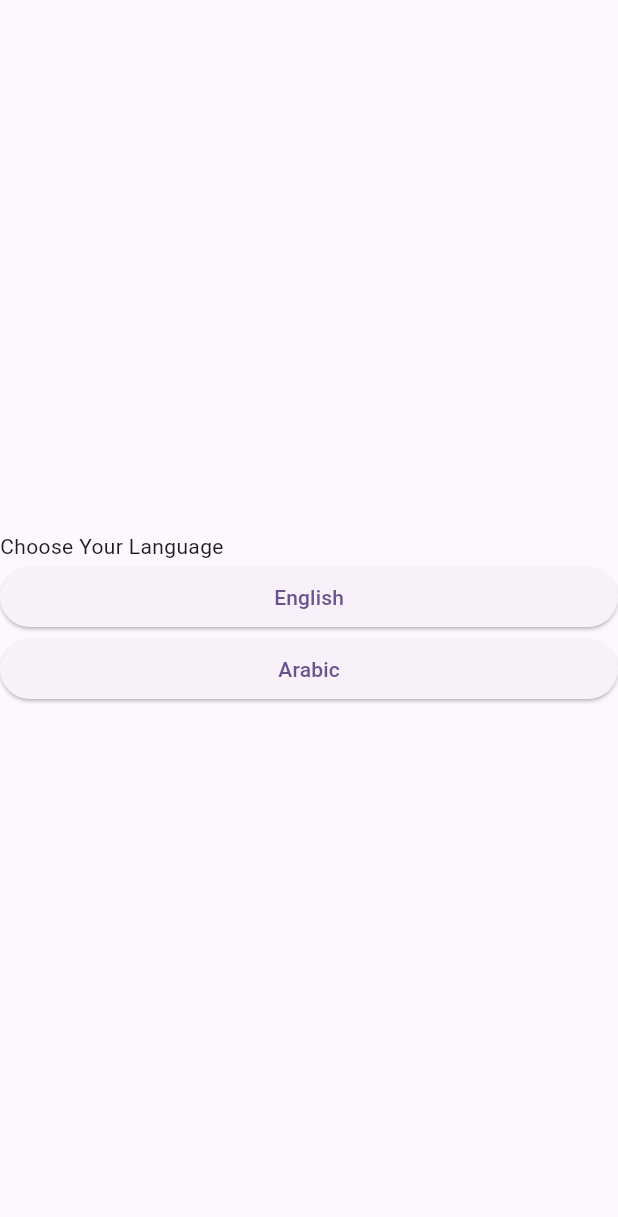
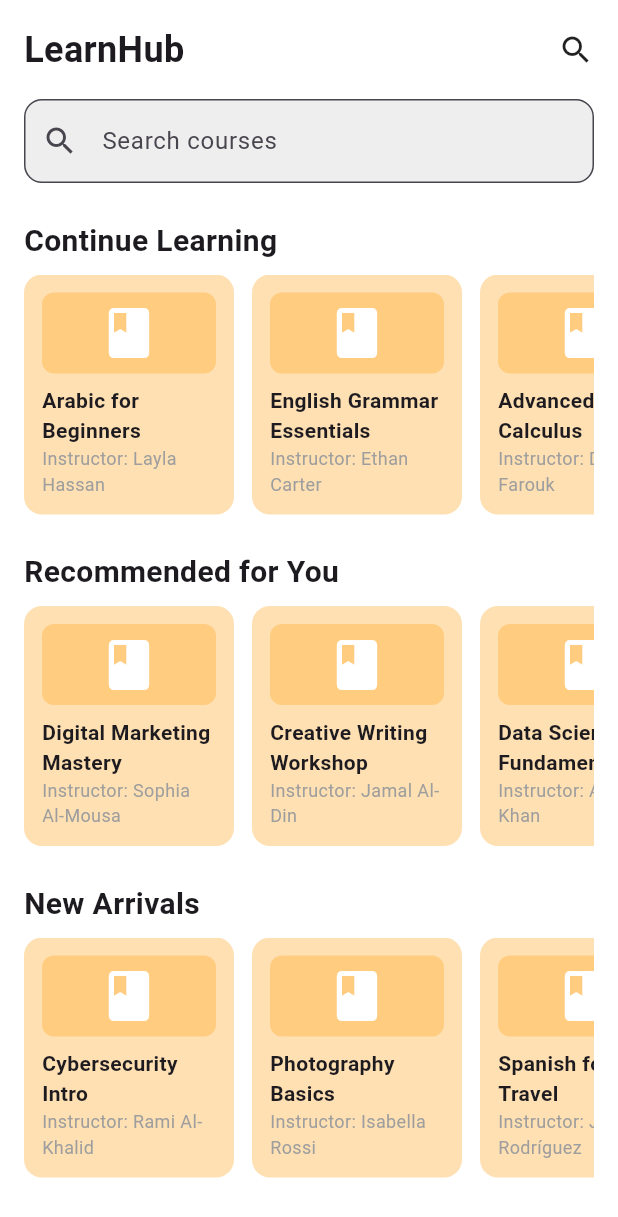
Before and after one commit to Safaa55555/up_skill, a Flutter app: the screen it shows after launch, on a phone screen of 412 x 824 dp. Shown: the top 1217 px of the screen. Run offline on Flutter 3.47's test engine with Material 3 defaults, Android fonts, the phone set to English and light mode, and no system bars.

Commit message:
add courses screen

```diff
--- a/lib/courses_screen.dart
+++ b/lib/courses_screen.dart
@@ -0,0 +1,159 @@
+import 'package:flutter/material.dart';
+
+void main() {
+  runApp(const MaterialApp(
+    debugShowCheckedModeBanner: false,
+    home: LearningHubScreen(),
+  ));
+}
+
+class LearningHubScreen extends StatelessWidget {
+  const LearningHubScreen({super.key});
+
+  @override
+  Widget build(BuildContext context) {
+    return Scaffold(
+      backgroundColor: Colors.white,
+      body: SafeArea(
+        child: ListView(
+          padding: const EdgeInsets.all(16),
+          children: [
+            const Row(
+              mainAxisAlignment: MainAxisAlignment.spaceBetween,
+              children: [
+                Text(
+                  'LearnHub',
+                  style: TextStyle(fontSize: 24, fontWeight: FontWeight.bold),
+                ),
+                Icon(Icons.search),
+              ],
+            ),
+            const SizedBox(height: 16),
+            const SearchBar(),
+            const SizedBox(height: 24),
+            const SectionTitle(title: 'Continue Learning'),
+            const SizedBox(height: 8),
+            CourseHorizontalList(
+              courses: [
+                Course("Arabic for Beginners", "Layla Hassan"),
+                Course("English Grammar Essentials", "Ethan Carter"),
+                Course("Advanced Calculus", "Dr. Omar Farouk"),
+              ],
+            ),
+            const SizedBox(height: 24),
+            const SectionTitle(title: 'Recommended for You'),
+            const SizedBox(height: 8),
+            CourseHorizontalList(
+              courses: [
+                Course("Digital Marketing Mastery", "Sophia Al-Mousa"),
+                Course("Creative Writing Workshop", "Jamal Al-Din"),
+                Course("Data Science Fundamentals", "Aaliyah Khan"),
+              ],
+            ),
+            const SizedBox(height: 24),
+            const SectionTitle(title: 'New Arrivals'),
+            const SizedBox(height: 8),
+            CourseHorizontalList(
+              courses: [
+                Course("Cybersecurity Intro", "Rami Al-Khalid"),
+                Course("Photography Basics", "Isabella Rossi"),
+                Course("Spanish for Travel", "Javier Rodríguez"),
+              ],
+            ),
+          ],
+        ),
+      ),
+    );
+  }
+}
+
+class SearchBar extends StatelessWidget {
+  const SearchBar({super.key});
+
+  @override
+  Widget build(BuildContext context) {
+    return TextField(
+      decoration: InputDecoration(
+        hintText: 'Search courses',
+        prefixIcon: const Icon(Icons.search),
+        border: OutlineInputBorder(borderRadius: BorderRadius.circular(12)),
+        filled: true,
+        fillColor: Colors.grey[200],
+      ),
+    );
+  }
+}
+
+class SectionTitle extends StatelessWidget {
+  final String title;
+  const SectionTitle({required this.title, super.key});
+
+  @override
+  Widget build(BuildContext context) {
+    return Text(
+      title,
+      style: const TextStyle(fontSize: 20, fontWeight: FontWeight.w600),
+    );
+  }
+}
+
+class Course {
+  final String title;
+  final String instructor;
+  Course(this.title, this.instructor);
+}
+
+class CourseHorizontalList extends StatelessWidget {
+  final List<Course> courses;
+
+  const CourseHorizontalList({required this.courses, super.key});
+
+  @override
+  Widget build(BuildContext context) {
+    return SizedBox(
+      height: 160,
+      child: ListView.separated(
+        scrollDirection: Axis.horizontal,
+        itemCount: courses.length,
+        separatorBuilder: (context, _) => const SizedBox(width: 12),
+        itemBuilder: (context, index) {
+          final course = courses[index];
+          return Container(
+            width: 140,
+            decoration: BoxDecoration(
+              color: Colors.orange[100],
+              borderRadius: BorderRadius.circular(12),
+            ),
+            padding: const EdgeInsets.all(12),
+            child: Column(
+              crossAxisAlignment: CrossAxisAlignment.start,
+              children: [
+                Expanded(
+                  child: Container(
+                    width: double.infinity,
+                    decoration: BoxDecoration(
+                      color: Colors.orange[200],
+                      borderRadius: BorderRadius.circular(8),
+                    ),
+                    child: const Icon(Icons.book, size: 40, color: Colors.white),
+                  ),
+                ),
+                const SizedBox(height: 8),
+                Text(
+                  course.title,
+                  style: const TextStyle(fontWeight: FontWeight.bold),
+                  maxLines: 2,
+                  overflow: TextOverflow.ellipsis,
+                ),
+                Text(
+                  "Instructor: ${course.instructor}",
+                  style: const TextStyle(fontSize: 12, color: Colors.grey),
+                ),
+              ],
+            ),
+          );
+        },
+      ),
+    );
+  }
+}
--- a/lib/language_screen.dart
+++ b/lib/language_screen.dart
@@ -8,9 +8,9 @@ class LanguageScreen extends StatelessWidget {
       mainAxisAlignment: MainAxisAlignment.center,
       crossAxisAlignment: CrossAxisAlignment.stretch,
       children: [
-        Text("Choose Your Language"),
-        ElevatedButton(onPressed: (){}, child: Text("English")),
-        ElevatedButton(onPressed: (){}, child: Text("Arabic"))
+        const Text("Choose Your Language"),
+        ElevatedButton(onPressed: (){}, child: const Text("English")),
+        ElevatedButton(onPressed: (){}, child: const Text("Arabic"))
       ],),);
   }
 }
--- a/lib/main.dart
+++ b/lib/main.dart
@@ -1,6 +1,6 @@
 import 'package:flutter/material.dart';
+import 'package:up_skill/courses_screen.dart';
 import 'package:up_skill/language_screen.dart';
-import 'package:up_skill/splash_screen.dart';
 
 void main() {
   runApp(const MyApp());
@@ -19,7 +19,7 @@
         colorScheme: ColorScheme.fromSeed(seedColor: Colors.deepPurple),
         useMaterial3: true,
       ),
-      home: const SplashScreen( ),
+      home: const LearningHubScreen( ),
     );
   }
 }
--- a/lib/splash_screen.dart
+++ b/lib/splash_screen.dart
@@ -19,7 +19,7 @@ class _SplashScreenState extends State<SplashScreen> {
   }
   @override
   Widget build(BuildContext context) {
-    return Scaffold(body: Row(
+    return const Scaffold(body: Row(
       children: [
         Text("UpSkill", style: TextStyle(),),
         Icon(Icons.arrow_upward)
```
Also changed, not shown: pubspec.lock.
